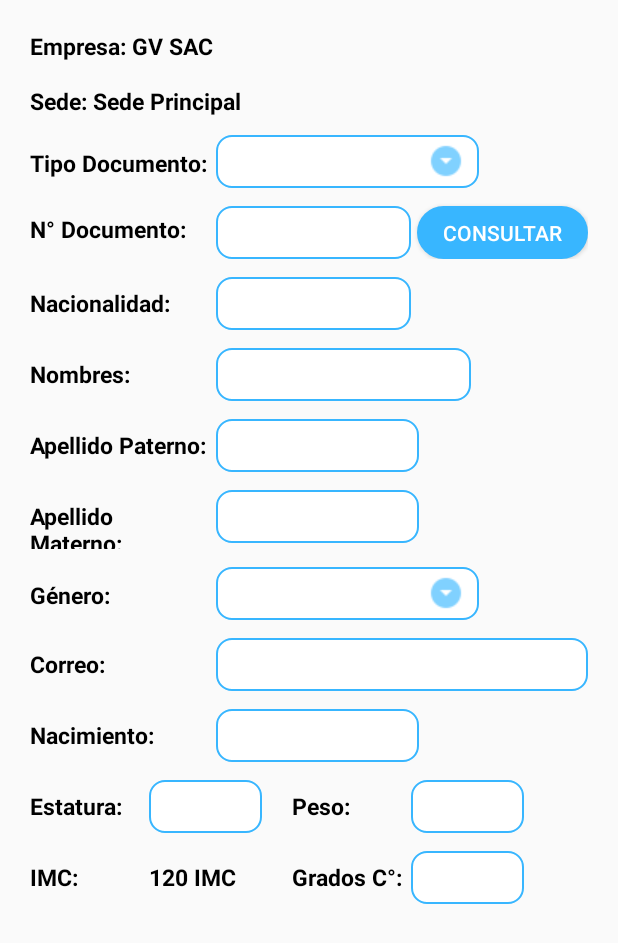
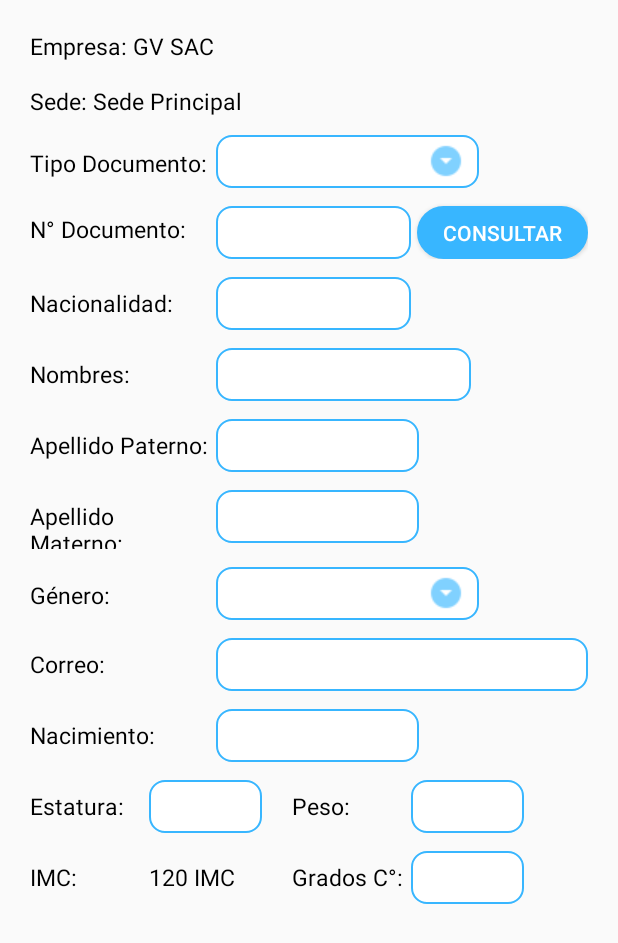
Before and after one commit to NicolasHidalgo/bioficha, an Android app: the layout activity_registro.xml on its own in the app's theme, with its tools: preview values and no code run, on a phone screen of 412 x 824 dp. Shown: the top 943 px of the screen. Run offline under Robolectric (Android 15) with nearby library versions, the phone set to English and light mode, and no system bars.

Commit message:
gv cambios

```diff
--- a/app/src/main/res/layout/activity_registro.xml
+++ b/app/src/main/res/layout/activity_registro.xml
@@ -23,7 +23,7 @@
             android:layout_height="wrap_content"
             android:text="Empresa:"
             android:textColor="#000"
-            android:textStyle="bold"
+
             android:textSize="15dp">
         </TextView>
 
@@ -35,7 +35,7 @@
             android:text="GV SAC"
             android:textColor="#000"
             android:textSize="15dp"
-            android:textStyle="bold"></TextView>
+></TextView>
     </LinearLayout>
     <LinearLayout
         android:layout_width="match_parent"
@@ -47,7 +47,7 @@
             android:text="Sede:"
             android:textColor="#000"
             android:layout_marginTop="15dp"
-            android:textStyle="bold"
+
             android:textSize="15dp">
         </TextView>
 
@@ -60,7 +60,7 @@
             android:text="Sede Principal"
             android:textColor="#000"
             android:textSize="15dp"
-            android:textStyle="bold"></TextView>
+></TextView>
     </LinearLayout>
     <LinearLayout
         android:layout_width="match_parent"
@@ -71,7 +71,7 @@
             android:layout_height="wrap_content"
             android:text="Tipo Documento:"
             android:textColor="#000"
-            android:textStyle="bold"
+
             android:layout_marginTop="20dp"
             android:textSize="15dp">
         </TextView>
@@ -94,7 +94,7 @@
             android:layout_height="wrap_content"
             android:text="N° Documento:"
             android:textColor="#000"
-            android:textStyle="bold"
+
             android:layout_marginTop="10dp"
             android:textSize="15dp">
         </TextView>
@@ -130,7 +130,7 @@
             android:layout_height="wrap_content"
             android:text="Nacionalidad:"
             android:textColor="#000"
-            android:textStyle="bold"
+
             android:layout_marginTop="12dp"
             android:textSize="15dp">
         </TextView>
@@ -156,7 +156,7 @@
             android:layout_height="wrap_content"
             android:text="Nombres:"
             android:textColor="#000"
-            android:textStyle="bold"
+
             android:layout_marginTop="12dp"
             android:textSize="15dp">
         </TextView>
@@ -182,7 +182,7 @@
             android:layout_height="wrap_content"
             android:text="Apellido Paterno:"
             android:textColor="#000"
-            android:textStyle="bold"
+
             android:layout_marginTop="12dp"
             android:textSize="15dp">
         </TextView>
@@ -207,7 +207,7 @@
             android:layout_height="wrap_content"
             android:text="Apellido Materno:"
             android:textColor="#000"
-            android:textStyle="bold"
+
             android:layout_marginTop="12dp"
             android:textSize="15dp">
         </TextView>
@@ -232,7 +232,7 @@
             android:layout_height="wrap_content"
             android:text="Género:"
             android:textColor="#000"
-            android:textStyle="bold"
+
             android:layout_marginTop="20dp"
             android:textSize="15dp">
         </TextView>
@@ -254,7 +254,7 @@
             android:layout_height="wrap_content"
             android:text="Correo:"
             android:textColor="#000"
-            android:textStyle="bold"
+
             android:layout_marginTop="12dp"
             android:textSize="15dp">
         </TextView>
@@ -279,7 +279,7 @@
             android:layout_height="wrap_content"
             android:text="Nacimiento:"
             android:textColor="#000"
-            android:textStyle="bold"
+
             android:layout_marginTop="12dp"
             android:textSize="15dp">
         </TextView>
@@ -304,7 +304,7 @@
             android:layout_height="wrap_content"
             android:text="Estatura:"
             android:textColor="#000"
-            android:textStyle="bold"
+
             android:layout_marginTop="12dp"
             android:textSize="15dp">
         </TextView>
@@ -324,7 +324,7 @@
             android:layout_height="wrap_content"
             android:text="Peso:"
             android:textColor="#000"
-            android:textStyle="bold"
+
             android:layout_marginTop="12dp"
             android:layout_marginLeft="20dp"
             android:textSize="15dp">
@@ -350,7 +350,7 @@
             android:layout_height="wrap_content"
             android:text="IMC:"
             android:textColor="#000"
-            android:textStyle="bold"
+
             android:layout_marginTop="12dp"
             android:textSize="15dp">
         </TextView>
@@ -359,7 +359,7 @@
             android:layout_height="wrap_content"
             android:text="120 IMC"
             android:textColor="#000"
-            android:textStyle="bold"
+
             android:layout_marginTop="12dp"
             android:layout_marginLeft="4dp"
             android:textSize="15dp">
@@ -369,7 +369,7 @@
             android:layout_height="wrap_content"
             android:text="Grados C°:"
             android:textColor="#000"
-            android:textStyle="bold"
+
             android:layout_marginTop="12dp"
             android:layout_marginLeft="20dp"
             android:textSize="15dp">
--- /dev/null
+++ b/app/src/main/res/values-v21/styles.xml
@@ -0,0 +1,12 @@
+<?xml version="1.0" encoding="utf-8"?>
+<resources>
+
+    <style name="AppTheme" parent="Theme.AppCompat.Light.DarkActionBar">
+        <!-- Customize your theme here. -->
+        <item name="colorPrimary">@color/colorPrimary</item>
+        <item name="colorPrimaryDark">@color/colorPrimaryDark</item>
+        <item name="colorAccent">@color/colorAccent</item>
+        <item name="android:statusBarColor">@color/colorPrimaryDark</item>
+        <item name="android:windowLightStatusBar">true</item>
+    </style>
+</resources>
--- /dev/null
+++ b/app/src/main/res/values-v23/styles.xml
@@ -0,0 +1,12 @@
+<?xml version="1.0" encoding="utf-8"?>
+<resources>
+
+    <style name="AppTheme" parent="Theme.AppCompat.Light.DarkActionBar">
+        <!-- Customize your theme here. -->
+        <item name="colorPrimary">@color/colorPrimary</item>
+        <item name="colorPrimaryDark">@color/colorPrimaryDark</item>
+        <item name="colorAccent">@color/colorAccent</item>
+        <item name="android:statusBarColor">@color/colorPrimaryDark</item>
+        <item name="android:windowLightStatusBar">true</item>
+    </style>
+</resources>
--- a/app/src/main/res/values/colors.xml
+++ b/app/src/main/res/values/colors.xml
@@ -20,6 +20,7 @@
     <color name="reg_end">#00FF68</color>
     <color name="tab_stat">#FFCC16</color>
     <color name="tab_end">#FFC700</color>
+    <color name="menu_red">#FF0000</color>
 
 
 </resources>
--- a/app/src/main/res/values/styles.xml
+++ b/app/src/main/res/values/styles.xml
@@ -6,6 +6,8 @@
         <item name="colorPrimary">@color/colorPrimary</item>
         <item name="colorPrimaryDark">@color/colorPrimaryDark</item>
         <item name="colorAccent">@color/colorAccent</item>
+        <item name="android:statusBarColor">@color/colorPrimaryDark</item>
+        <item name="android:windowLightStatusBar">true</item>
     </style>
 
     <style name="AppTheme.NoActionBar">
```
Also changed, not shown: app/src/main/AndroidManifest.xml (+4 -5 lines), app/src/main/java/com/example/covid19/EmpresasActivity.java (added, +15 -0 lines), app/src/main/res/layout/activity_empresas.xml (added, +9 -0 lines), app/src/main/res/layout/activity_menu.xml (+5 -5 lines).
